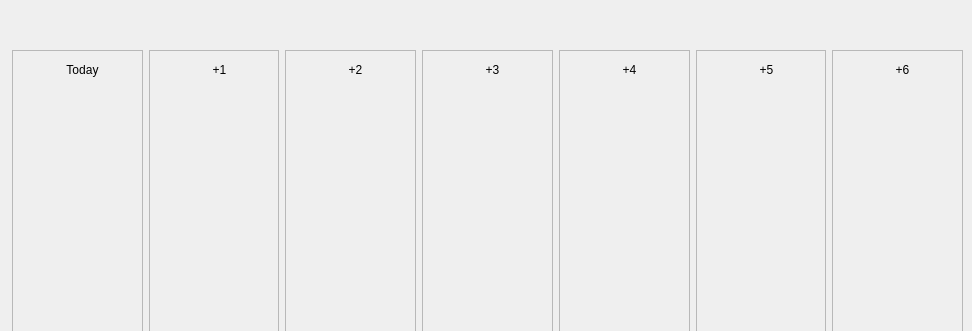
Qt form srcs/mainwindow.ui (putguigz/CityWeather) before a commit; both pictures show x 0 to 972 and y 101 to 432 of the 972 by 600 pixel window.
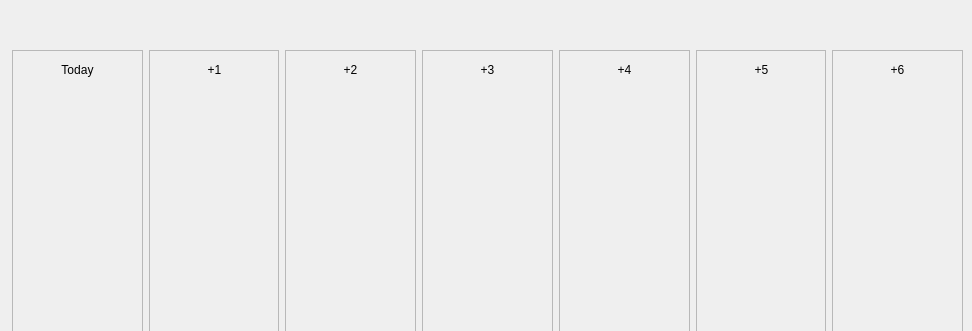
The same form after that commit.

Commit message: [+] added meteo icons, wanna shift to a layout to ensure consistency in order of access to label in tiles

```diff
--- a/srcs/mainwindow.ui
+++ b/srcs/mainwindow.ui
@@ -111,7 +111,7 @@
      <set>Qt::AlignCenter</set>
     </property>
    </widget>
-   <widget class="QWidget" name="">
+   <widget class="QWidget" name="layoutWidget">
     <property name="geometry">
      <rect>
       <x>12</x>
@@ -177,9 +177,9 @@
        <widget class="QLabel" name="day">
         <property name="geometry">
          <rect>
-          <x>25</x>
+          <x>5</x>
           <y>10</y>
-          <width>91</width>
+          <width>121</width>
           <height>20</height>
          </rect>
         </property>
@@ -193,6 +193,64 @@
          <set>Qt::AlignCenter</set>
         </property>
        </widget>
+       <widget class="QLabel" name="picture_3">
+        <property name="geometry">
+         <rect>
+          <x>10</x>
+          <y>50</y>
+          <width>111</width>
+          <height>101</height>
+         </rect>
+        </property>
+        <property name="text">
+         <string/>
+        </property>
+        <property name="scaledContents">
+         <bool>true</bool>
+        </property>
+       </widget>
+       <widget class="QLabel" name="infos_3">
+        <property name="geometry">
+         <rect>
+          <x>10</x>
+          <y>260</y>
+          <width>111</width>
+          <height>161</height>
+         </rect>
+        </property>
+        <property name="text">
+         <string/>
+        </property>
+       </widget>
+       <widget class="QLabel" name="temperature_3">
+        <property name="geometry">
+         <rect>
+          <x>10</x>
+          <y>150</y>
+          <width>111</width>
+          <height>71</height>
+         </rect>
+        </property>
+        <property name="sizePolicy">
+         <sizepolicy hsizetype="Preferred" vsizetype="Preferred">
+          <horstretch>0</horstretch>
+          <verstretch>0</verstretch>
+         </sizepolicy>
+        </property>
+        <property name="font">
+         <font>
+          <family>DejaVu Sans Mono</family>
+          <pointsize>17</pointsize>
+          <italic>true</italic>
+         </font>
+        </property>
+        <property name="text">
+         <string/>
+        </property>
+        <property name="alignment">
+         <set>Qt::AlignCenter</set>
+        </property>
+       </widget>
       </widget>
      </item>
      <item>
@@ -203,57 +261,12 @@
        <property name="frameShadow">
         <enum>QFrame::Raised</enum>
        </property>
-       <widget class="QLabel" name="picture_2">
-        <property name="geometry">
-         <rect>
-          <x>20</x>
-          <y>50</y>
-          <width>101</width>
-          <height>101</height>
-         </rect>
-        </property>
-        <property name="text">
-         <string/>
-        </property>
-        <property name="scaledContents">
-         <bool>true</bool>
-        </property>
-       </widget>
-       <widget class="QLabel" name="temperature_2">
-        <property name="geometry">
-         <rect>
-          <x>20</x>
-          <y>150</y>
-          <width>101</width>
-          <height>71</height>
-         </rect>
-        </property>
-        <property name="sizePolicy">
-         <sizepolicy hsizetype="Preferred" vsizetype="Preferred">
-          <horstretch>0</horstretch>
-          <verstretch>0</verstretch>
-         </sizepolicy>
-        </property>
-        <property name="font">
-         <font>
-          <family>DejaVu Sans Mono</family>
-          <pointsize>17</pointsize>
-          <italic>true</italic>
-         </font>
-        </property>
-        <property name="text">
-         <string/>
-        </property>
-        <property name="alignment">
-         <set>Qt::AlignCenter</set>
-        </property>
-       </widget>
        <widget class="QLabel" name="day_2">
         <property name="geometry">
          <rect>
-          <x>25</x>
+          <x>5</x>
           <y>10</y>
-          <width>91</width>
+          <width>121</width>
           <height>20</height>
          </rect>
         </property>
@@ -267,6 +280,64 @@
          <set>Qt::AlignCenter</set>
         </property>
        </widget>
+       <widget class="QLabel" name="picture_2">
+        <property name="geometry">
+         <rect>
+          <x>10</x>
+          <y>50</y>
+          <width>111</width>
+          <height>101</height>
+         </rect>
+        </property>
+        <property name="text">
+         <string/>
+        </property>
+        <property name="scaledContents">
+         <bool>true</bool>
+        </property>
+       </widget>
+       <widget class="QLabel" name="temperature_2">
+        <property name="geometry">
+         <rect>
+          <x>10</x>
+          <y>150</y>
+          <width>111</width>
+          <height>71</height>
+         </rect>
+        </property>
+        <property name="sizePolicy">
+         <sizepolicy hsizetype="Preferred" vsizetype="Preferred">
+          <horstretch>0</horstretch>
+          <verstretch>0</verstretch>
+         </sizepolicy>
+        </property>
+        <property name="font">
+         <font>
+          <family>DejaVu Sans Mono</family>
+          <pointsize>17</pointsize>
+          <italic>true</italic>
+         </font>
+        </property>
+        <property name="text">
+         <string/>
+        </property>
+        <property name="alignment">
+         <set>Qt::AlignCenter</set>
+        </property>
+       </widget>
+       <widget class="QLabel" name="infos_2">
+        <property name="geometry">
+         <rect>
+          <x>10</x>
+          <y>260</y>
+          <width>111</width>
+          <height>161</height>
+         </rect>
+        </property>
+        <property name="text">
+         <string/>
+        </property>
+       </widget>
       </widget>
      </item>
      <item>
@@ -277,57 +348,12 @@
        <property name="frameShadow">
         <enum>QFrame::Raised</enum>
        </property>
-       <widget class="QLabel" name="picture_3">
-        <property name="geometry">
-         <rect>
-          <x>20</x>
-          <y>50</y>
-          <width>101</width>
-          <height>101</height>
-         </rect>
-        </property>
-        <property name="text">
-         <string/>
-        </property>
-        <property name="scaledContents">
-         <bool>true</bool>
-        </property>
-       </widget>
-       <widget class="QLabel" name="temperature_3">
-        <property name="geometry">
-         <rect>
-          <x>20</x>
-          <y>150</y>
-          <width>101</width>
-          <height>71</height>
-         </rect>
-        </property>
-        <property name="sizePolicy">
-         <sizepolicy hsizetype="Preferred" vsizetype="Preferred">
-          <horstretch>0</horstretch>
-          <verstretch>0</verstretch>
-         </sizepolicy>
-        </property>
-        <property name="font">
-         <font>
-          <family>DejaVu Sans Mono</family>
-          <pointsize>17</pointsize>
-          <italic>true</italic>
-         </font>
-        </property>
-        <property name="text">
-         <string/>
-        </property>
-        <property name="alignment">
-         <set>Qt::AlignCenter</set>
-        </property>
-       </widget>
        <widget class="QLabel" name="day_3">
         <property name="geometry">
          <rect>
-          <x>25</x>
+          <x>5</x>
           <y>10</y>
-          <width>91</width>
+          <width>121</width>
           <height>20</height>
          </rect>
         </property>
@@ -341,23 +367,13 @@
          <set>Qt::AlignCenter</set>
         </property>
        </widget>
-      </widget>
-     </item>
-     <item>
-      <widget class="QFrame" name="frame_4">
-       <property name="frameShape">
-        <enum>QFrame::StyledPanel</enum>
-       </property>
-       <property name="frameShadow">
-        <enum>QFrame::Raised</enum>
-       </property>
-       <widget class="QLabel" name="picture_4">
+       <widget class="QLabel" name="infos_4">
         <property name="geometry">
          <rect>
-          <x>20</x>
-          <y>50</y>
-          <width>101</width>
-          <height>101</height>
+          <x>10</x>
+          <y>260</y>
+          <width>111</width>
+          <height>161</height>
          </rect>
         </property>
         <property name="text">
@@ -370,9 +386,9 @@
        <widget class="QLabel" name="temperature_4">
         <property name="geometry">
          <rect>
-          <x>20</x>
+          <x>10</x>
           <y>150</y>
-          <width>101</width>
+          <width>111</width>
           <height>71</height>
          </rect>
         </property>
@@ -396,12 +412,38 @@
          <set>Qt::AlignCenter</set>
         </property>
        </widget>
+       <widget class="QLabel" name="picture_4">
+        <property name="geometry">
+         <rect>
+          <x>10</x>
+          <y>50</y>
+          <width>111</width>
+          <height>101</height>
+         </rect>
+        </property>
+        <property name="text">
+         <string/>
+        </property>
+        <property name="scaledContents">
+         <bool>true</bool>
+        </property>
+       </widget>
+      </widget>
+     </item>
+     <item>
+      <widget class="QFrame" name="frame_4">
+       <property name="frameShape">
+        <enum>QFrame::StyledPanel</enum>
+       </property>
+       <property name="frameShadow">
+        <enum>QFrame::Raised</enum>
+       </property>
        <widget class="QLabel" name="day_4">
         <property name="geometry">
          <rect>
-          <x>25</x>
+          <x>5</x>
           <y>10</y>
-          <width>91</width>
+          <width>121</width>
           <height>20</height>
          </rect>
         </property>
@@ -415,23 +457,13 @@
          <set>Qt::AlignCenter</set>
         </property>
        </widget>
-      </widget>
-     </item>
-     <item>
-      <widget class="QFrame" name="frame_5">
-       <property name="frameShape">
-        <enum>QFrame::StyledPanel</enum>
-       </property>
-       <property name="frameShadow">
-        <enum>QFrame::Raised</enum>
-       </property>
-       <widget class="QLabel" name="picture_5">
+       <widget class="QLabel" name="infos_5">
         <property name="geometry">
          <rect>
-          <x>20</x>
-          <y>50</y>
-          <width>101</width>
-          <height>101</height>
+          <x>10</x>
+          <y>260</y>
+          <width>111</width>
+          <height>161</height>
          </rect>
         </property>
         <property name="text">
@@ -444,9 +476,9 @@
        <widget class="QLabel" name="temperature_5">
         <property name="geometry">
          <rect>
-          <x>20</x>
+          <x>10</x>
           <y>150</y>
-          <width>101</width>
+          <width>111</width>
           <height>71</height>
          </rect>
         </property>
@@ -470,12 +502,38 @@
          <set>Qt::AlignCenter</set>
         </property>
        </widget>
+       <widget class="QLabel" name="picture_5">
+        <property name="geometry">
+         <rect>
+          <x>10</x>
+          <y>50</y>
+          <width>111</width>
+          <height>101</height>
+         </rect>
+        </property>
+        <property name="text">
+         <string/>
+        </property>
+        <property name="scaledContents">
+         <bool>true</bool>
+        </property>
+       </widget>
+      </widget>
+     </item>
+     <item>
+      <widget class="QFrame" name="frame_5">
+       <property name="frameShape">
+        <enum>QFrame::StyledPanel</enum>
+       </property>
+       <property name="frameShadow">
+        <enum>QFrame::Raised</enum>
+       </property>
        <widget class="QLabel" name="day_5">
         <property name="geometry">
          <rect>
-          <x>25</x>
+          <x>5</x>
           <y>10</y>
-          <width>91</width>
+          <width>121</width>
           <height>20</height>
          </rect>
         </property>
@@ -489,23 +547,13 @@
          <set>Qt::AlignCenter</set>
         </property>
        </widget>
-      </widget>
-     </item>
-     <item>
-      <widget class="QFrame" name="frame_6">
-       <property name="frameShape">
-        <enum>QFrame::StyledPanel</enum>
-       </property>
-       <property name="frameShadow">
-        <enum>QFrame::Raised</enum>
-       </property>
-       <widget class="QLabel" name="picture_6">
+       <widget class="QLabel" name="infos_6">
         <property name="geometry">
          <rect>
-          <x>20</x>
-          <y>50</y>
-          <width>101</width>
-          <height>101</height>
+          <x>10</x>
+          <y>260</y>
+          <width>111</width>
+          <height>161</height>
          </rect>
         </property>
         <property name="text">
@@ -518,9 +566,9 @@
        <widget class="QLabel" name="temperature_6">
         <property name="geometry">
          <rect>
-          <x>20</x>
+          <x>10</x>
           <y>150</y>
-          <width>101</width>
+          <width>111</width>
           <height>71</height>
          </rect>
         </property>
@@ -544,12 +592,38 @@
          <set>Qt::AlignCenter</set>
         </property>
        </widget>
+       <widget class="QLabel" name="picture_6">
+        <property name="geometry">
+         <rect>
+          <x>10</x>
+          <y>50</y>
+          <width>111</width>
+          <height>101</height>
+         </rect>
+        </property>
+        <property name="text">
+         <string/>
+        </property>
+        <property name="scaledContents">
+         <bool>true</bool>
+        </property>
+       </widget>
+      </widget>
+     </item>
+     <item>
+      <widget class="QFrame" name="frame_6">
+       <property name="frameShape">
+        <enum>QFrame::StyledPanel</enum>
+       </property>
+       <property name="frameShadow">
+        <enum>QFrame::Raised</enum>
+       </property>
        <widget class="QLabel" name="day_6">
         <property name="geometry">
          <rect>
-          <x>25</x>
+          <x>5</x>
           <y>10</y>
-          <width>91</width>
+          <width>121</width>
           <height>20</height>
          </rect>
         </property>
@@ -563,23 +637,13 @@
          <set>Qt::AlignCenter</set>
         </property>
        </widget>
-      </widget>
-     </item>
-     <item>
-      <widget class="QFrame" name="frame_7">
-       <property name="frameShape">
-        <enum>QFrame::StyledPanel</enum>
-       </property>
-       <property name="frameShadow">
-        <enum>QFrame::Raised</enum>
-       </property>
-       <widget class="QLabel" name="picture_7">
+       <widget class="QLabel" name="infos_7">
         <property name="geometry">
          <rect>
-          <x>20</x>
-          <y>50</y>
-          <width>101</width>
-          <height>101</height>
+          <x>10</x>
+          <y>260</y>
+          <width>111</width>
+          <height>161</height>
          </rect>
         </property>
         <property name="text">
@@ -592,9 +656,9 @@
        <widget class="QLabel" name="temperature_7">
         <property name="geometry">
          <rect>
-          <x>20</x>
+          <x>10</x>
           <y>150</y>
-          <width>101</width>
+          <width>111</width>
           <height>71</height>
          </rect>
         </property>
@@ -618,12 +682,38 @@
          <set>Qt::AlignCenter</set>
         </property>
        </widget>
+       <widget class="QLabel" name="picture_7">
+        <property name="geometry">
+         <rect>
+          <x>10</x>
+          <y>50</y>
+          <width>111</width>
+          <height>101</height>
+         </rect>
+        </property>
+        <property name="text">
+         <string/>
+        </property>
+        <property name="scaledContents">
+         <bool>true</bool>
+        </property>
+       </widget>
+      </widget>
+     </item>
+     <item>
+      <widget class="QFrame" name="frame_7">
+       <property name="frameShape">
+        <enum>QFrame::StyledPanel</enum>
+       </property>
+       <property name="frameShadow">
+        <enum>QFrame::Raised</enum>
+       </property>
        <widget class="QLabel" name="day_7">
         <property name="geometry">
          <rect>
-          <x>25</x>
+          <x>5</x>
           <y>10</y>
-          <width>91</width>
+          <width>121</width>
           <height>20</height>
          </rect>
         </property>
```
Left out of the diff: 115 changed lines with no effect on the pictures. The commit also changes 11 other files.
